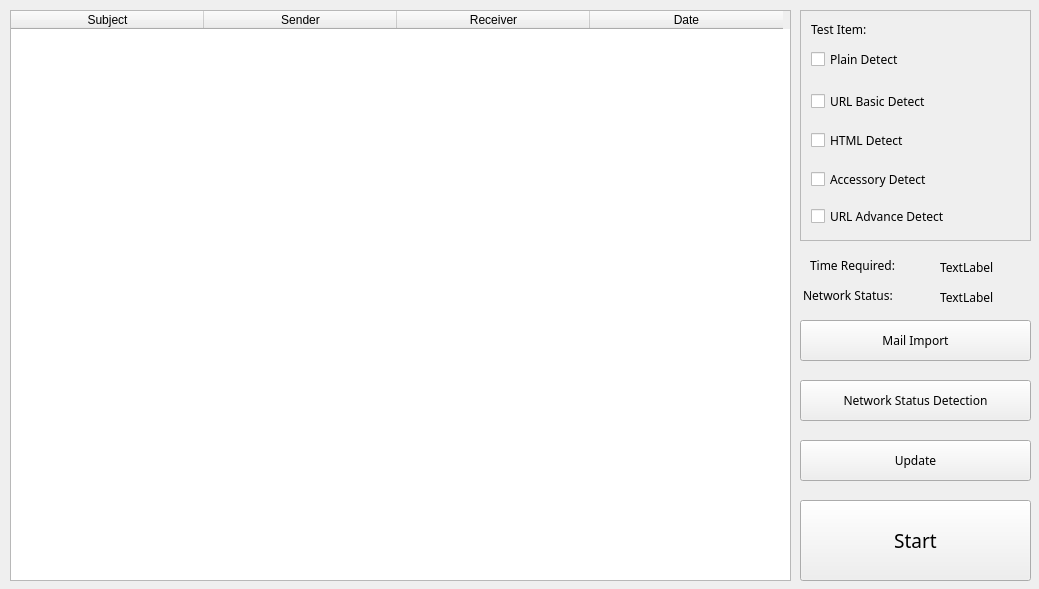
This is ui/view/main.ui in LunziQwQ/Phishing-email-filter as Qt 5 draws it before an edit. The edited form follows.
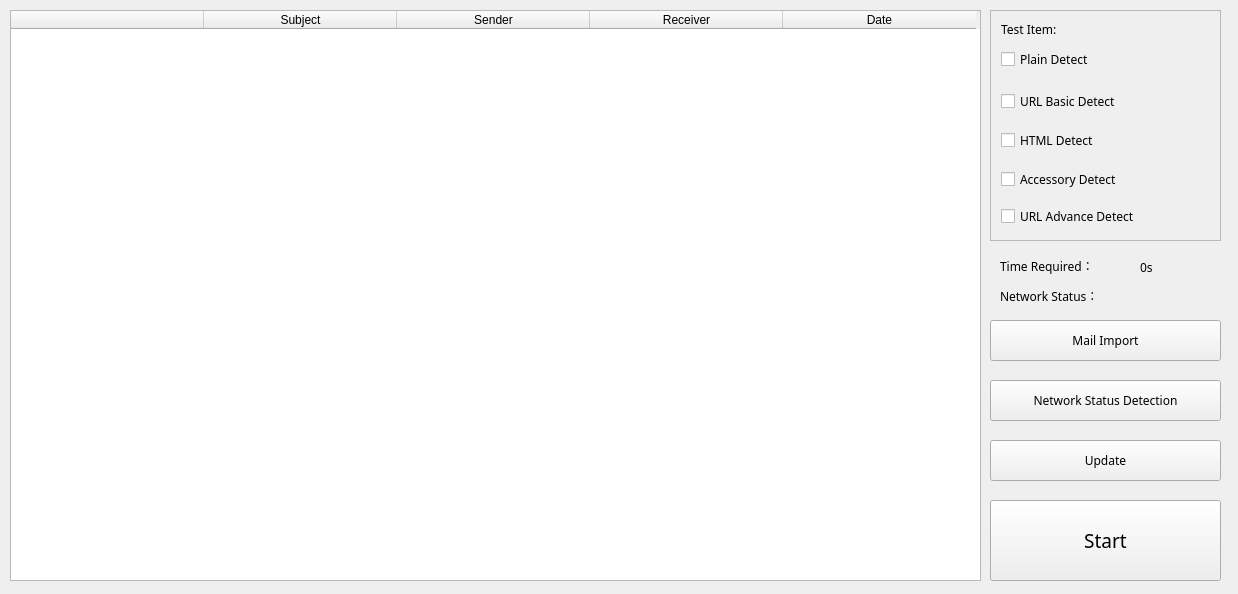
This is the edited form.

Commit message: main.ui 修改“Start”按钮 添加邮件列表显示

```diff
--- a/ui/view/main.ui
+++ b/ui/view/main.ui
@@ -7,8 +7,8 @@
    <rect>
     <x>0</x>
     <y>0</y>
-    <width>1039</width>
-    <height>589</height>
+    <width>1238</width>
+    <height>594</height>
    </rect>
   </property>
   <property name="windowTitle">
@@ -21,7 +21,7 @@
    <widget class="QPushButton" name="pushButton">
     <property name="geometry">
      <rect>
-      <x>800</x>
+      <x>990</x>
       <y>500</y>
       <width>231</width>
       <height>81</height>
@@ -40,7 +40,7 @@
    <widget class="QPushButton" name="pushButton_2">
     <property name="geometry">
      <rect>
-      <x>800</x>
+      <x>990</x>
       <y>320</y>
       <width>231</width>
       <height>41</height>
@@ -58,7 +58,7 @@
    <widget class="QLabel" name="label_3">
     <property name="geometry">
      <rect>
-      <x>810</x>
+      <x>1000</x>
       <y>250</y>
       <width>121</width>
       <height>31</height>
@@ -70,13 +70,13 @@
      </font>
     </property>
     <property name="text">
-     <string>Time Required:</string>
+     <string>Time Required：</string>
     </property>
    </widget>
    <widget class="QPushButton" name="pushButton_3">
     <property name="geometry">
      <rect>
-      <x>800</x>
+      <x>990</x>
       <y>380</y>
       <width>231</width>
       <height>41</height>
@@ -94,7 +94,7 @@
    <widget class="QLabel" name="label_4">
     <property name="geometry">
      <rect>
-      <x>940</x>
+      <x>1140</x>
       <y>260</y>
       <width>72</width>
       <height>15</height>
@@ -106,13 +106,13 @@
      </font>
     </property>
     <property name="text">
-     <string>TextLabel</string>
+     <string>0s</string>
     </property>
    </widget>
    <widget class="QLabel" name="label">
     <property name="geometry">
      <rect>
-      <x>800</x>
+      <x>1000</x>
       <y>280</y>
       <width>131</width>
       <height>31</height>
@@ -124,13 +124,13 @@
      </font>
     </property>
     <property name="text">
-     <string> Network Status:</string>
+     <string>Network Status：</string>
     </property>
    </widget>
    <widget class="QPushButton" name="pushButton_4">
     <property name="geometry">
      <rect>
-      <x>800</x>
+      <x>990</x>
       <y>440</y>
       <width>231</width>
       <height>41</height>
@@ -148,7 +148,7 @@
    <widget class="QLabel" name="label_5">
     <property name="geometry">
      <rect>
-      <x>940</x>
+      <x>1130</x>
       <y>290</y>
       <width>72</width>
       <height>15</height>
@@ -160,13 +160,13 @@
      </font>
     </property>
     <property name="text">
-     <string>TextLabel</string>
+     <string/>
     </property>
    </widget>
    <widget class="QScrollArea" name="scrollArea_2">
     <property name="geometry">
      <rect>
-      <x>800</x>
+      <x>990</x>
       <y>10</y>
       <width>231</width>
       <height>231</height>
@@ -304,7 +304,7 @@
      <rect>
       <x>10</x>
       <y>10</y>
-      <width>781</width>
+      <width>971</width>
       <height>571</height>
      </rect>
     </property>
@@ -320,6 +320,14 @@
     <attribute name="horizontalHeaderDefaultSectionSize">
      <number>193</number>
     </attribute>
+    <attribute name="verticalHeaderStretchLastSection">
+     <bool>false</bool>
+    </attribute>
+    <column>
+     <property name="text">
+      <string/>
+     </property>
+    </column>
     <column>
      <property name="text">
       <string>Subject</string>
```
Left out of the diff: 32 changed lines with no effect on the pictures. The commit also changes 5 other files.
